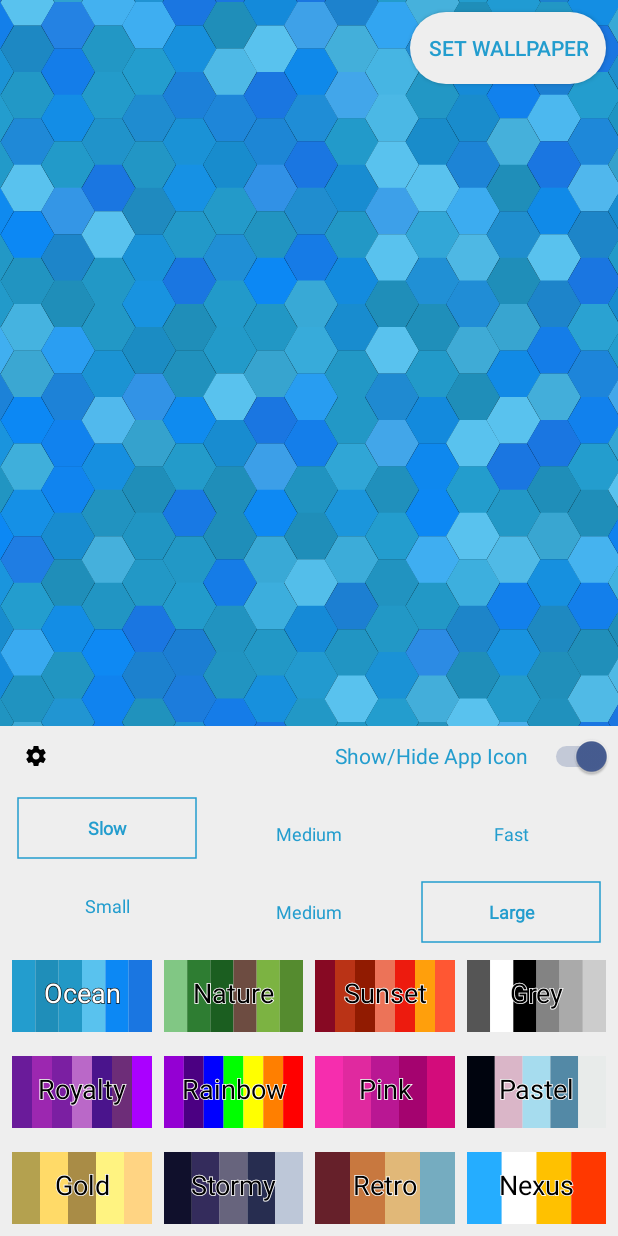
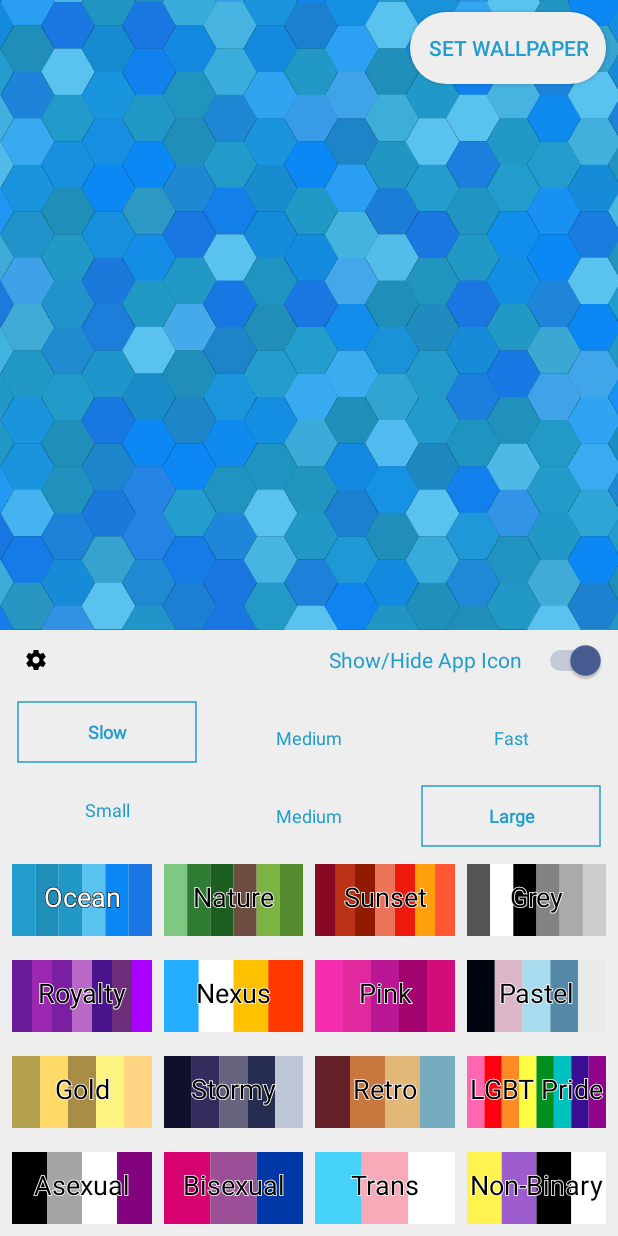
Before and after one commit to randauto/HexLiveWallpaper, an Android app: the screen it shows after launch (SettingsActivity), on a phone screen of 412 x 824 dp. Run offline under Robolectric (Android 15) with nearby library versions, the phone set to English and light mode, and no system bars.

Commit message:
Add LGBT colour sets

```diff
--- a/app/src/main/java/com/moorhenapps/bluehex/SettingsActivity.kt
+++ b/app/src/main/java/com/moorhenapps/bluehex/SettingsActivity.kt
@@ -22,7 +22,7 @@ class SettingsActivity : Activity() {
 
     private val sizeButtons by lazy { listOf(size_small, size_medium, size_large) }
     private val speedButtons by lazy { listOf(speed_slow, speed_medium, speed_fast) }
-    private val colourButtons by lazy { listOf(colour_blue, colour_green, colour_red, colour_grey, colour_rainbow, colour_dark, colour_pastel, colour_gold, colour_nexus, colour_purple, colour_retro, colour_pink) }
+    private val colourButtons by lazy { listOf(colour_blue, colour_green, colour_red, colour_grey, colour_lgbt, colour_dark, colour_pastel, colour_gold, colour_nexus, colour_purple, colour_retro, colour_pink, colour_asex, colour_bisex, colour_nonbinary, colour_trans) }
 
     private val wallpaperManager by lazy { getSystemService(Context.WALLPAPER_SERVICE) as WallpaperManager }
 
--- a/app/src/main/java/com/moorhenapps/bluehex/utils/Colour.kt
+++ b/app/src/main/java/com/moorhenapps/bluehex/utils/Colour.kt
@@ -58,33 +58,52 @@ enum class Colour constructor(val nameRes: Int, val useLightIcons: Boolean, vara
             Color.parseColor("#a6dcee"),
             Color.parseColor("#5389a6"),
             Color.parseColor("#e8ebea")),
-    RAINBOW(R.string.rainbow, true,
-            Color.parseColor("#9400D3"),
-            Color.parseColor("#4B0082"),
-            Color.parseColor("#0000FF"),
-            Color.parseColor("#00FF00"),
-            Color.parseColor("#FFFF00"),
-            Color.parseColor("#FF7F00"),
-            Color.parseColor("#FF0000")
-    ),
     DARK(R.string.dark, true,
             Color.parseColor("#10102c"),
             Color.parseColor("#342c5c"),
             Color.parseColor("#67647d"),
             Color.parseColor("#272d50"),
-            Color.parseColor("#bdc7d8")
-    ),
+            Color.parseColor("#bdc7d8")),
     GOLD(R.string.gold, false,
             Color.parseColor("#b4a14f"),
             Color.parseColor("#ffda68"),
             Color.parseColor("#a98c46"),
             Color.parseColor("#fff381"),
-            Color.parseColor("#ffd483")
-    ),
+            Color.parseColor("#ffd483")),
     RETRO(R.string.retro, true,
             Color.parseColor("#66202a"),
             Color.parseColor("#c8783f"),
             Color.parseColor("#e1b878"),
             Color.parseColor("#75acc0")),
-
+    RAINBOW(R.string.lgbt, true,
+            Color.parseColor("#ff67b1"),
+            Color.parseColor("#ff0010"),
+            Color.parseColor("#ff8b26"),
+            Color.parseColor("#fffd44"),
+            Color.parseColor("#008e1f"),
+            Color.parseColor("#00c1bf"),
+            Color.parseColor("#3b0d94"),
+            Color.parseColor("#90038b")),
+    ASEXUAL(R.string.asex, true,
+            Color.parseColor("#000000"),
+            Color.parseColor("#a4a4a4"),
+            Color.parseColor("#ffffff"),
+            Color.parseColor("#83037e")),
+    BISEXUAL(R.string.bisex, true,
+            Color.parseColor("#d60270"),
+            Color.parseColor("#9b4f96"),
+            Color.parseColor("#0038a8")),
+    PANSEXUAL(R.string.pansex, true,
+            Color.parseColor("#ff0b8b"),
+            Color.parseColor("#ffd739"),
+            Color.parseColor("#00b5fb")),
+    TRANS(R.string.trans, true,
+            Color.parseColor("#45d1f8"),
+            Color.parseColor("#f9aab9"),
+            Color.parseColor("#ffffff")),
+    NONBINARY(R.string.nonbinary, true,
+            Color.parseColor("#fff34f"),
+            Color.parseColor("#9c5cce"),
+            Color.parseColor("#000000"),
+            Color.parseColor("#ffffff"))
 }
--- a/app/src/main/res/layout/activity_settings.xml
+++ b/app/src/main/res/layout/activity_settings.xml
@@ -28,6 +28,7 @@
         android:paddingRight="12dp"
         android:paddingBottom="8dp"
         android:text="@string/set_wallpaper"
+        android:visibility="gone"
         app:layout_constraintRight_toRightOf="@id/hex_example"
         app:layout_constraintTop_toTopOf="@id/hex_example" />
 
@@ -58,6 +59,7 @@
             android:layout_height="@dimen/panel_size"
             android:layout_gravity="end"
             android:paddingTop="8dp"
+            android:paddingRight="@dimen/settings_horz_padding"
             android:paddingBottom="8dp"
             android:switchPadding="8dp"
             android:text="@string/show_hide_app_icon" />
@@ -186,6 +188,7 @@
         android:paddingBottom="8dp"
         app:layout_constraintBottom_toBottomOf="parent">
 
+        <!-- Row 1 -->
         <com.moorhenapps.bluehex.views.SmartTogglePaletteButton
             android:id="@+id/colour_blue"
             style="@style/PaletteButton"
@@ -220,19 +223,20 @@
             app:layout_constraintTop_toTopOf="@+id/colour_blue" />
 
 
+        <!-- Row 2 -->
         <com.moorhenapps.bluehex.views.SmartTogglePaletteButton
             android:id="@+id/colour_purple"
             style="@style/PaletteButton"
             android:layout_marginTop="16dp"
             android:tag="PURPLE"
-            app:layout_constraintEnd_toStartOf="@id/colour_rainbow"
+            app:layout_constraintEnd_toStartOf="@id/colour_nexus"
             app:layout_constraintStart_toStartOf="parent"
             app:layout_constraintTop_toBottomOf="@+id/colour_blue" />
 
         <com.moorhenapps.bluehex.views.SmartTogglePaletteButton
-            android:id="@+id/colour_rainbow"
+            android:id="@+id/colour_nexus"
             style="@style/PaletteButton"
-            android:tag="RAINBOW"
+            android:tag="NEXUS"
             app:layout_constraintEnd_toStartOf="@id/colour_pink"
             app:layout_constraintStart_toEndOf="@+id/colour_purple"
             app:layout_constraintTop_toTopOf="@+id/colour_purple" />
@@ -242,7 +246,7 @@
             style="@style/PaletteButton"
             android:tag="PINK"
             app:layout_constraintEnd_toStartOf="@id/colour_pastel"
-            app:layout_constraintStart_toEndOf="@+id/colour_rainbow"
+            app:layout_constraintStart_toEndOf="@+id/colour_nexus"
             app:layout_constraintTop_toTopOf="@+id/colour_purple" />
 
         <com.moorhenapps.bluehex.views.SmartTogglePaletteButton
@@ -254,6 +258,7 @@
             app:layout_constraintTop_toTopOf="@+id/colour_purple" />
 
 
+        <!-- Row 3 -->
         <com.moorhenapps.bluehex.views.SmartTogglePaletteButton
             android:id="@+id/colour_gold"
             style="@style/PaletteButton"
@@ -275,18 +280,53 @@
             android:id="@+id/colour_retro"
             style="@style/PaletteButton"
             android:tag="RETRO"
-            app:layout_constraintEnd_toStartOf="@id/colour_nexus"
+            app:layout_constraintEnd_toStartOf="@id/colour_lgbt"
             app:layout_constraintStart_toEndOf="@+id/colour_dark"
             app:layout_constraintTop_toTopOf="@+id/colour_gold" />
 
         <com.moorhenapps.bluehex.views.SmartTogglePaletteButton
-            android:id="@+id/colour_nexus"
+            android:id="@+id/colour_lgbt"
             style="@style/PaletteButton"
-            android:tag="NEXUS"
+            android:tag="RAINBOW"
             app:layout_constraintEnd_toEndOf="parent"
             app:layout_constraintStart_toEndOf="@+id/colour_retro"
             app:layout_constraintTop_toTopOf="@+id/colour_gold" />
 
+
+        <!-- Row 4 -->
+        <com.moorhenapps.bluehex.views.SmartTogglePaletteButton
+            android:id="@+id/colour_asex"
+            style="@style/PaletteButton"
+            android:layout_marginTop="16dp"
+            android:tag="ASEXUAL"
+            app:layout_constraintEnd_toStartOf="@id/colour_bisex"
+            app:layout_constraintStart_toStartOf="parent"
+            app:layout_constraintTop_toBottomOf="@+id/colour_gold" />
+
+        <com.moorhenapps.bluehex.views.SmartTogglePaletteButton
+            android:id="@+id/colour_bisex"
+            style="@style/PaletteButton"
+            android:tag="BISEXUAL"
+            app:layout_constraintEnd_toStartOf="@id/colour_trans"
+            app:layout_constraintStart_toEndOf="@+id/colour_asex"
+            app:layout_constraintTop_toTopOf="@+id/colour_asex" />
+
+        <com.moorhenapps.bluehex.views.SmartTogglePaletteButton
+            android:id="@+id/colour_trans"
+            style="@style/PaletteButton"
+            android:tag="TRANS"
+            app:layout_constraintEnd_toStartOf="@+id/colour_nonbinary"
+            app:layout_constraintStart_toEndOf="@+id/colour_bisex"
+            app:layout_constraintTop_toTopOf="@+id/colour_asex" />
+
+        <com.moorhenapps.bluehex.views.SmartTogglePaletteButton
+            android:id="@+id/colour_nonbinary"
+            style="@style/PaletteButton"
+            android:tag="NONBINARY"
+            app:layout_constraintEnd_toEndOf="parent"
+            app:layout_constraintStart_toEndOf="@+id/colour_trans"
+            app:layout_constraintTop_toTopOf="@+id/colour_asex" />
+
     </android.support.constraint.ConstraintLayout>
 
 </android.support.constraint.ConstraintLayout>
--- a/app/src/main/res/values/strings.xml
+++ b/app/src/main/res/values/strings.xml
@@ -19,10 +19,15 @@
     <string name="nexus">Nexus</string>
     <string name="pink">Pink</string>
     <string name="pastel">Pastel</string>
-    <string name="rainbow">Rainbow</string>
     <string name="retro">Retro</string>
     <string name="gold">Gold</string>
     <string name="dark">Stormy</string>
+    <string name="lgbt">LGBT Pride</string>
+    <string name="pansex">Pansexual</string>
+    <string name="asex">Asexual</string>
+    <string name="bisex">Bisexual</string>
+    <string name="trans">Trans</string>
+    <string name="nonbinary">Non-Binary</string>
 
     <string name="slow">Slow</string>
     <string name="normal">Normal</string>
```
